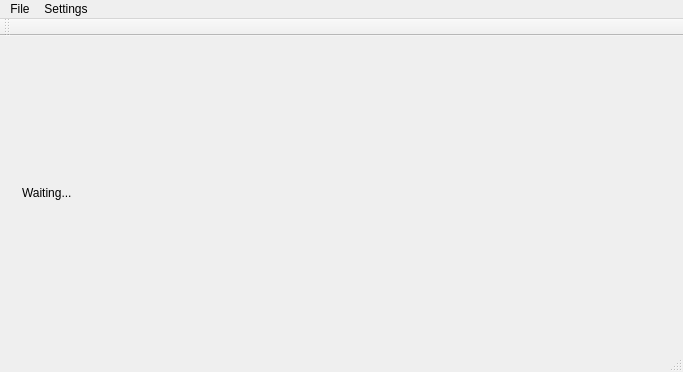
This is mainwindow.ui in drewdemarest/Assignment-Check as Qt 5 draws it before an edit. The edited form follows.
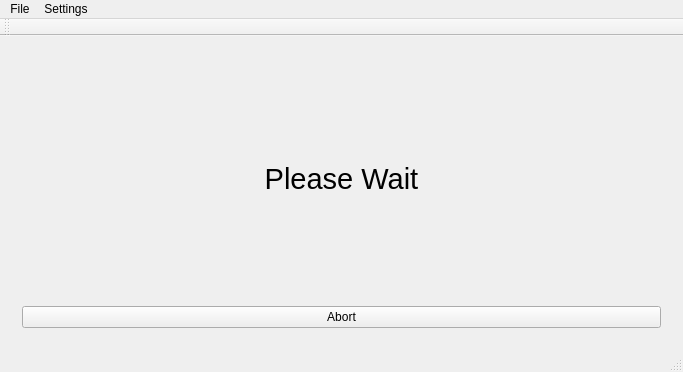
This is the edited form. The open tabs and pages were chosen to show the change.

Commit message:
7: Auto stash before revert of "Routes now sorted alphabetically."
Reverting because the issue was with 32bit libs not being deployed with windeploy.exe

Patch:
```diff
--- a/mainwindow.ui
+++ b/mainwindow.ui
@@ -153,9 +153,24 @@
       <widget class="QWidget" name="bufferPage">
        <layout class="QGridLayout" name="gridLayout_4">
         <item row="0" column="0">
-         <widget class="QLabel" name="label">
+         <widget class="QLabel" name="bufferPleaseWaitLabel">
+          <property name="font">
+           <font>
+            <pointsize>22</pointsize>
+           </font>
+          </property>
           <property name="text">
-           <string>Waiting...</string>
+           <string>Please Wait</string>
+          </property>
+          <property name="alignment">
+           <set>Qt::AlignCenter</set>
+          </property>
+         </widget>
+        </item>
+        <item row="1" column="0">
+         <widget class="QPushButton" name="abortButton">
+          <property name="text">
+           <string>Abort</string>
           </property>
          </widget>
         </item>
```
Left out of the diff: 2 changed lines with no effect on the pictures. The commit also changes 1 other file.
